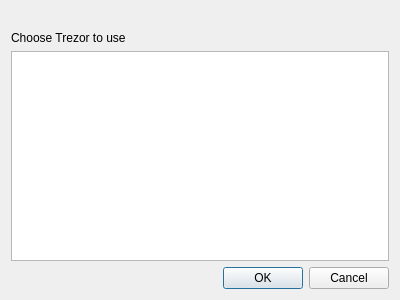
This is trezor_chooser_dialog.ui in 8go/TrezorHash as Qt 5 draws it before an edit. The edited form follows.
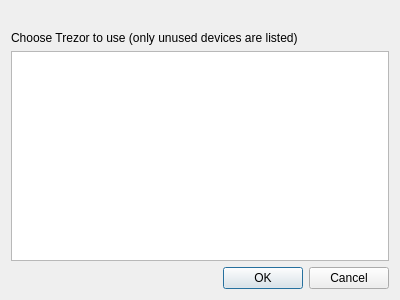
This is the edited form. Icons and pictures are not drawn.

Diff of the .ui file:
```diff
--- a/trezor_chooser_dialog.ui
+++ b/trezor_chooser_dialog.ui
@@ -46,7 +46,7 @@
    <item>
     <widget class="QLabel" name="label">
      <property name="text">
-      <string>Choose Trezor to use</string>
+      <string>Choose Trezor to use (only unused devices are listed)</string>
      </property>
     </widget>
    </item>
```
